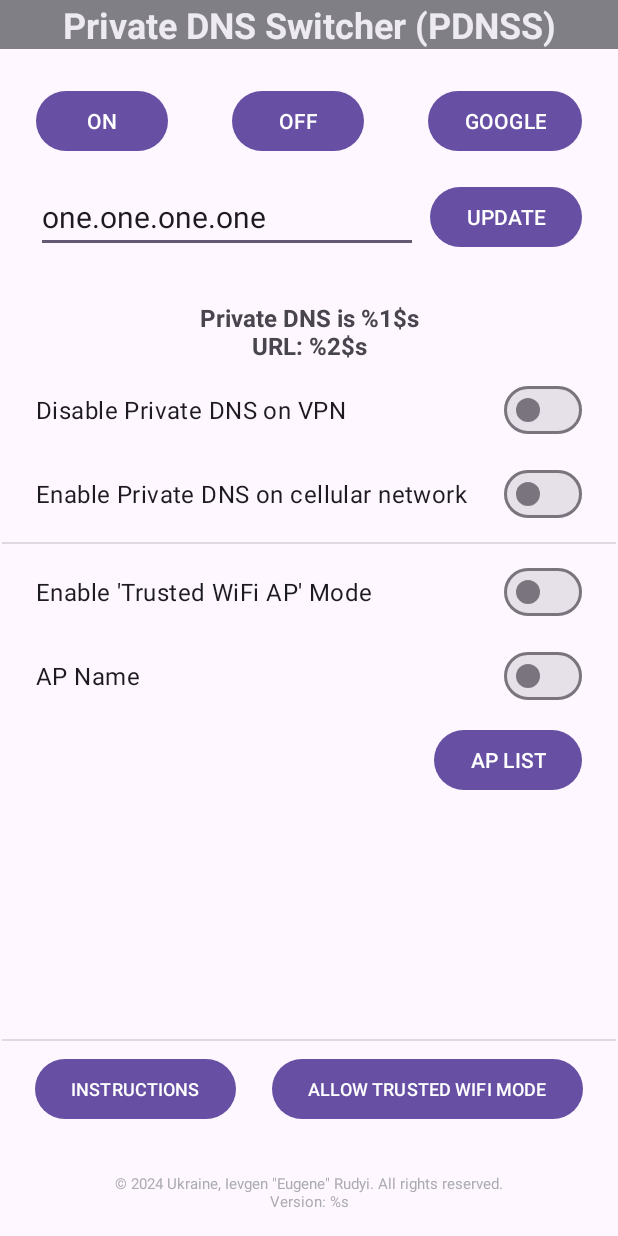
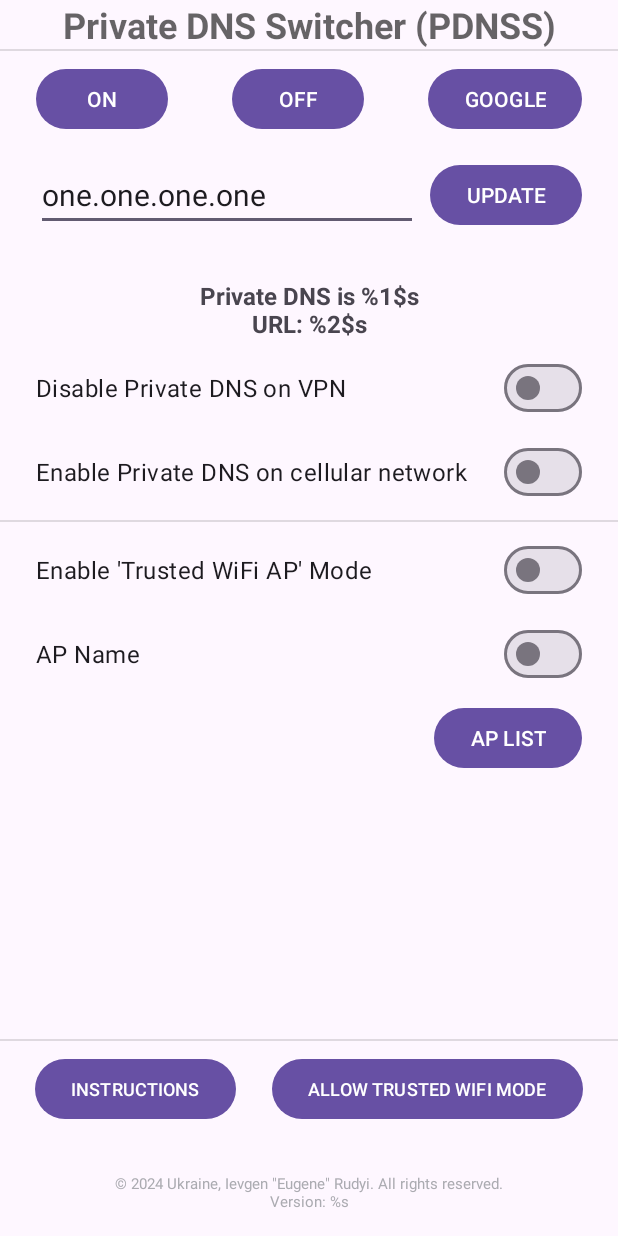
Before and after one commit to rudoyeugene/pdnss, an Android app: the layout activity_main.xml on its own in the app's theme, with its tools: preview values and no code run, on a phone screen of 412 x 824 dp. Run offline under Robolectric (Android 15) with nearby library versions, the light colour scheme and no system bars.

```diff
--- a/app/build.gradle
+++ b/app/build.gradle
@@ -11,8 +11,8 @@ android {
         applicationId "com.rudyii.pdnss"
         minSdk 29
         targetSdk 34
-        versionCode 152
-        versionName "1.5.2"
+        versionCode 154
+        versionName "1.5.4"
 
         testInstrumentationRunner "androidx.test.runner.AndroidJUnitRunner"
     }
--- a/app/src/main/res/layout/activity_main.xml
+++ b/app/src/main/res/layout/activity_main.xml
@@ -11,11 +11,10 @@
         android:layout_width="0dp"
         android:layout_height="wrap_content"
         android:alpha="@dimen/material_emphasis_medium"
-        android:background="@color/material_dynamic_neutral20"
         android:text="@string/txt_app_name"
         android:textAlignment="center"
         android:textAppearance="@style/TextAppearance.Material3.TitleLarge"
-        android:textColor="@color/material_dynamic_neutral90"
+        android:textColor="@color/material_dynamic_neutral0"
         android:textSize="24sp"
         android:textStyle="bold"
         android:typeface="normal"
@@ -57,30 +56,30 @@
         android:layout_width="wrap_content"
         android:layout_height="wrap_content"
         android:layout_marginStart="24dp"
-        android:layout_marginTop="24dp"
+        android:layout_marginTop="8dp"
         android:text="ON"
         app:layout_constraintStart_toStartOf="parent"
-        app:layout_constraintTop_toBottomOf="@+id/txtLabel" />
+        app:layout_constraintTop_toBottomOf="@+id/divider3" />
 
     <com.google.android.material.button.MaterialButton
         android:id="@+id/btnOff"
         android:layout_width="wrap_content"
         android:layout_height="wrap_content"
-        android:layout_marginTop="24dp"
+        android:layout_marginTop="8dp"
         android:text="OFF"
         app:layout_constraintEnd_toStartOf="@+id/btnGoogle"
         app:layout_constraintStart_toEndOf="@+id/btnOn"
-        app:layout_constraintTop_toBottomOf="@+id/txtLabel" />
+        app:layout_constraintTop_toBottomOf="@+id/divider3" />
 
     <com.google.android.material.button.MaterialButton
         android:id="@+id/btnGoogle"
         android:layout_width="wrap_content"
         android:layout_height="wrap_content"
-        android:layout_marginTop="24dp"
+        android:layout_marginTop="8dp"
         android:layout_marginEnd="24dp"
         android:text="GOOGLE"
         app:layout_constraintEnd_toEndOf="parent"
-        app:layout_constraintTop_toBottomOf="@+id/txtLabel" />
+        app:layout_constraintTop_toBottomOf="@+id/divider3" />
 
     <com.google.android.material.button.MaterialButton
         android:id="@+id/btnSet"
@@ -197,7 +196,7 @@
 
     <View
         android:id="@+id/divider"
-        android:layout_width="409dp"
+        android:layout_width="wrap_content"
         android:layout_height="1dp"
         android:layout_marginStart="1dp"
         android:layout_marginTop="8dp"
@@ -209,7 +208,7 @@
 
     <View
         android:id="@+id/divider2"
-        android:layout_width="409dp"
+        android:layout_width="wrap_content"
         android:layout_height="1dp"
         android:layout_marginStart="1dp"
         android:layout_marginEnd="1dp"
@@ -219,4 +218,15 @@
         app:layout_constraintEnd_toEndOf="parent"
         app:layout_constraintStart_toStartOf="parent" />
 
+    <View
+        android:id="@+id/divider3"
+        android:layout_width="wrap_content"
+        android:layout_height="1dp"
+        android:layout_marginStart="1dp"
+        android:layout_marginEnd="1dp"
+        android:background="?android:attr/listDivider"
+        app:layout_constraintEnd_toEndOf="parent"
+        app:layout_constraintStart_toStartOf="parent"
+        app:layout_constraintTop_toBottomOf="@+id/txtLabel" />
+
 </androidx.constraintlayout.widget.ConstraintLayout>
```
